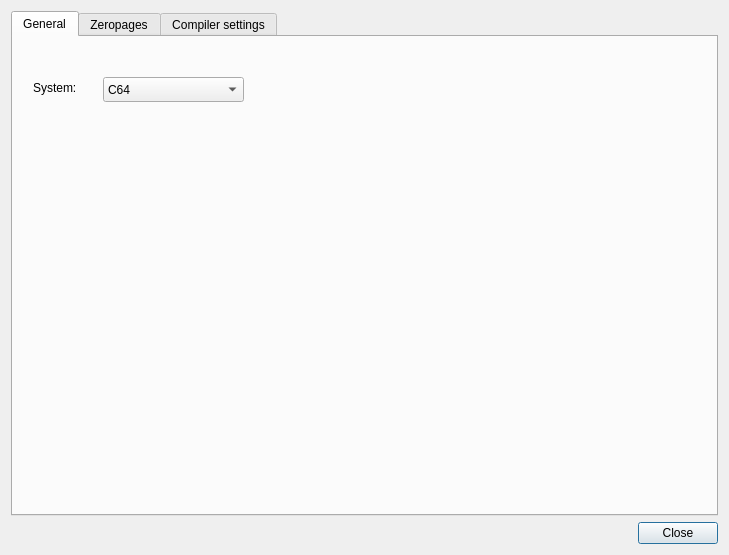
leuat/TRSE, file source/dialogprojectsettings.ui: the form before one commit.
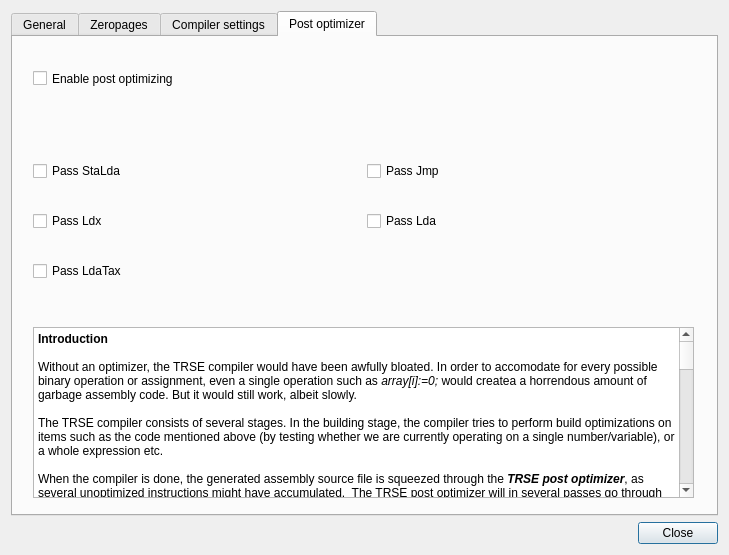
The form after the commit. The open tabs and pages were chosen to show the change.

Diff of the .ui file:
```diff
--- a/source/dialogprojectsettings.ui
+++ b/source/dialogprojectsettings.ui
@@ -308,6 +308,138 @@
          <string>Compiler settings</string>
         </attribute>
        </widget>
+       <widget class="QWidget" name="tab_4">
+        <attribute name="title">
+         <string>Post optimizer</string>
+        </attribute>
+        <widget class="QTextBrowser" name="textBrowser_2">
+         <property name="geometry">
+          <rect>
+           <x>20</x>
+           <y>290</y>
+           <width>661</width>
+           <height>171</height>
+          </rect>
+         </property>
+         <property name="html">
+          <string>&lt;!DOCTYPE HTML PUBLIC &quot;-//W3C//DTD HTML 4.0//EN&quot; &quot;http://www.w3.org/TR/REC-html40/strict.dtd&quot;&gt;
+&lt;html&gt;&lt;head&gt;&lt;meta name=&quot;qrichtext&quot; content=&quot;1&quot; /&gt;&lt;style type=&quot;text/css&quot;&gt;
+p, li { white-space: pre-wrap; }
+&lt;/style&gt;&lt;/head&gt;&lt;body style=&quot; font-family:'Noto Sans'; font-size:9pt; font-weight:400; font-style:normal;&quot;&gt;
+&lt;p style=&quot; margin-top:0px; margin-bottom:0px; margin-left:0px; margin-right:0px; -qt-block-indent:0; text-indent:0px;&quot;&gt;&lt;span style=&quot; font-weight:600;&quot;&gt;Introduction&lt;/span&gt;&lt;/p&gt;
+&lt;p style=&quot;-qt-paragraph-type:empty; margin-top:0px; margin-bottom:0px; margin-left:0px; margin-right:0px; -qt-block-indent:0; text-indent:0px; font-weight:600;&quot;&gt;&lt;br /&gt;&lt;/p&gt;
+&lt;p style=&quot; margin-top:0px; margin-bottom:0px; margin-left:0px; margin-right:0px; -qt-block-indent:0; text-indent:0px;&quot;&gt;Without an optimizer, the TRSE compiler would have been awfully bloated. In order to accomodate for every possible binary operation or assignment, even a single operation such as &lt;span style=&quot; font-style:italic;&quot;&gt;array[i]:=0;&lt;/span&gt; would createa a horrendous amount of garbage assembly code. But it would still work, albeit slowly. &lt;/p&gt;
+&lt;p style=&quot;-qt-paragraph-type:empty; margin-top:0px; margin-bottom:0px; margin-left:0px; margin-right:0px; -qt-block-indent:0; text-indent:0px;&quot;&gt;&lt;br /&gt;&lt;/p&gt;
+&lt;p style=&quot; margin-top:0px; margin-bottom:0px; margin-left:0px; margin-right:0px; -qt-block-indent:0; text-indent:0px;&quot;&gt;The TRSE compiler consists of several stages. In the building stage, the compiler tries to perform build optimizations on items such as the code mentioned above (by testing whether we are currently operating on a single number/variable), or a whole expression etc. &lt;/p&gt;
+&lt;p style=&quot;-qt-paragraph-type:empty; margin-top:0px; margin-bottom:0px; margin-left:0px; margin-right:0px; -qt-block-indent:0; text-indent:0px;&quot;&gt;&lt;br /&gt;&lt;/p&gt;
+&lt;p style=&quot; margin-top:0px; margin-bottom:0px; margin-left:0px; margin-right:0px; -qt-block-indent:0; text-indent:0px;&quot;&gt;When the compiler is done, the generated assembly source file is squeezed through the &lt;span style=&quot; font-weight:600; font-style:italic;&quot;&gt;TRSE post optimizer&lt;/span&gt;, as several unoptimized instructions might have accumulated.  The TRSE post optimizer will in several passes go through the assembly source and try to weed out some of these annoyances. &lt;/p&gt;
+&lt;p style=&quot;-qt-paragraph-type:empty; margin-top:0px; margin-bottom:0px; margin-left:0px; margin-right:0px; -qt-block-indent:0; text-indent:0px;&quot;&gt;&lt;br /&gt;&lt;/p&gt;
+&lt;p style=&quot; margin-top:0px; margin-bottom:0px; margin-left:0px; margin-right:0px; -qt-block-indent:0; text-indent:0px;&quot;&gt;However, since this is all written by someone like me, the post optimizer might sometimes be over-eager and perform actions that will break the code. In this settings tab, you will have the option of removing those passes that might be the culprit.&lt;/p&gt;
+&lt;p style=&quot;-qt-paragraph-type:empty; margin-top:0px; margin-bottom:0px; margin-left:0px; margin-right:0px; -qt-block-indent:0; text-indent:0px;&quot;&gt;&lt;br /&gt;&lt;/p&gt;
+&lt;p style=&quot; margin-top:0px; margin-bottom:0px; margin-left:0px; margin-right:0px; -qt-block-indent:0; text-indent:0px;&quot;&gt;&lt;span style=&quot; font-size:12pt; font-weight:600;&quot;&gt;Explanation&lt;/span&gt;&lt;/p&gt;
+&lt;p style=&quot;-qt-paragraph-type:empty; margin-top:0px; margin-bottom:0px; margin-left:0px; margin-right:0px; -qt-block-indent:0; text-indent:0px; font-size:12pt;&quot;&gt;&lt;br /&gt;&lt;/p&gt;
+&lt;p style=&quot; margin-top:0px; margin-bottom:0px; margin-left:0px; margin-right:0px; -qt-block-indent:0; text-indent:0px;&quot;&gt;&lt;span style=&quot; font-weight:600;&quot;&gt;Pass StaLda&lt;/span&gt;&lt;/p&gt;
+&lt;p style=&quot; margin-top:0px; margin-bottom:0px; margin-left:0px; margin-right:0px; -qt-block-indent:0; text-indent:0px;&quot;&gt;Sometimes, the compiler produces too many &lt;/p&gt;
+&lt;p style=&quot;-qt-paragraph-type:empty; margin-top:0px; margin-bottom:0px; margin-left:0px; margin-right:0px; -qt-block-indent:0; text-indent:0px;&quot;&gt;&lt;br /&gt;&lt;/p&gt;
+&lt;p style=&quot; margin-top:0px; margin-bottom:0px; margin-left:0px; margin-right:0px; -qt-block-indent:0; text-indent:0px;&quot;&gt;lda #0&lt;/p&gt;
+&lt;p style=&quot; margin-top:0px; margin-bottom:0px; margin-left:0px; margin-right:0px; -qt-block-indent:0; text-indent:0px;&quot;&gt;sta i&lt;/p&gt;
+&lt;p style=&quot; margin-top:0px; margin-bottom:0px; margin-left:0px; margin-right:0px; -qt-block-indent:0; text-indent:0px;&quot;&gt;sta i&lt;/p&gt;
+&lt;p style=&quot;-qt-paragraph-type:empty; margin-top:0px; margin-bottom:0px; margin-left:0px; margin-right:0px; -qt-block-indent:0; text-indent:0px;&quot;&gt;&lt;br /&gt;&lt;/p&gt;
+&lt;p style=&quot; margin-top:0px; margin-bottom:0px; margin-left:0px; margin-right:0px; -qt-block-indent:0; text-indent:0px;&quot;&gt;this pass removes the excess &amp;quot;sta&amp;quot;.&lt;/p&gt;
+&lt;p style=&quot;-qt-paragraph-type:empty; margin-top:0px; margin-bottom:0px; margin-left:0px; margin-right:0px; -qt-block-indent:0; text-indent:0px;&quot;&gt;&lt;br /&gt;&lt;/p&gt;
+&lt;p style=&quot; margin-top:0px; margin-bottom:0px; margin-left:0px; margin-right:0px; -qt-block-indent:0; text-indent:0px;&quot;&gt;&lt;span style=&quot; font-weight:600;&quot;&gt;Pass Ldx / Lda&lt;/span&gt;&lt;/p&gt;
+&lt;p style=&quot;-qt-paragraph-type:empty; margin-top:0px; margin-bottom:0px; margin-left:0px; margin-right:0px; -qt-block-indent:0; text-indent:0px; font-weight:600;&quot;&gt;&lt;br /&gt;&lt;/p&gt;
+&lt;p style=&quot; margin-top:0px; margin-bottom:0px; margin-left:0px; margin-right:0px; -qt-block-indent:0; text-indent:0px;&quot;&gt;lda #0&lt;/p&gt;
+&lt;p style=&quot; margin-top:0px; margin-bottom:0px; margin-left:0px; margin-right:0px; -qt-block-indent:0; text-indent:0px;&quot;&gt;sta $D020&lt;/p&gt;
+&lt;p style=&quot; margin-top:0px; margin-bottom:0px; margin-left:0px; margin-right:0px; -qt-block-indent:0; text-indent:0px;&quot;&gt;lda #0&lt;/p&gt;
+&lt;p style=&quot; margin-top:0px; margin-bottom:0px; margin-left:0px; margin-right:0px; -qt-block-indent:0; text-indent:0px;&quot;&gt;sta $D021&lt;/p&gt;
+&lt;p style=&quot;-qt-paragraph-type:empty; margin-top:0px; margin-bottom:0px; margin-left:0px; margin-right:0px; -qt-block-indent:0; text-indent:0px;&quot;&gt;&lt;br /&gt;&lt;/p&gt;
+&lt;p style=&quot; margin-top:0px; margin-bottom:0px; margin-left:0px; margin-right:0px; -qt-block-indent:0; text-indent:0px;&quot;&gt;Tries to remove the excess &amp;quot;lda #0&amp;quot; on line 3 (also on ldy &amp;amp; ldx)&lt;/p&gt;
+&lt;p style=&quot;-qt-paragraph-type:empty; margin-top:0px; margin-bottom:0px; margin-left:0px; margin-right:0px; -qt-block-indent:0; text-indent:0px;&quot;&gt;&lt;br /&gt;&lt;/p&gt;
+&lt;p style=&quot; margin-top:0px; margin-bottom:0px; margin-left:0px; margin-right:0px; -qt-block-indent:0; text-indent:0px;&quot;&gt;&lt;span style=&quot; font-weight:600;&quot;&gt;Pass LdaTax&lt;/span&gt;&lt;/p&gt;
+&lt;p style=&quot; margin-top:0px; margin-bottom:0px; margin-left:0px; margin-right:0px; -qt-block-indent:0; text-indent:0px;&quot;&gt;Due to the nature of the compiler, array indices are used with the x register. However, since we wish to support expressions such as &lt;/p&gt;
+&lt;p style=&quot; margin-top:0px; margin-bottom:0px; margin-left:0px; margin-right:0px; -qt-block-indent:0; text-indent:0px;&quot;&gt; &lt;/p&gt;
+&lt;p style=&quot; margin-top:0px; margin-bottom:0px; margin-left:0px; margin-right:0px; -qt-block-indent:0; text-indent:0px;&quot;&gt; array[i+j*8]&lt;/p&gt;
+&lt;p style=&quot;-qt-paragraph-type:empty; margin-top:0px; margin-bottom:0px; margin-left:0px; margin-right:0px; -qt-block-indent:0; text-indent:0px;&quot;&gt;&lt;br /&gt;&lt;/p&gt;
+&lt;p style=&quot; margin-top:0px; margin-bottom:0px; margin-left:0px; margin-right:0px; -qt-block-indent:0; text-indent:0px;&quot;&gt;we need to *build* the expression within the bracket. The result is stored in &lt;span style=&quot; font-weight:600;&quot;&gt;a, &lt;/span&gt;and then a tax is perfored.&lt;/p&gt;
+&lt;p style=&quot;-qt-paragraph-type:empty; margin-top:0px; margin-bottom:0px; margin-left:0px; margin-right:0px; -qt-block-indent:0; text-indent:0px;&quot;&gt;&lt;br /&gt;&lt;/p&gt;
+&lt;p style=&quot; margin-top:0px; margin-bottom:0px; margin-left:0px; margin-right:0px; -qt-block-indent:0; text-indent:0px;&quot;&gt;However, on several occasions, array[i] is suffucient, and we end up with&lt;/p&gt;
+&lt;p style=&quot;-qt-paragraph-type:empty; margin-top:0px; margin-bottom:0px; margin-left:0px; margin-right:0px; -qt-block-indent:0; text-indent:0px;&quot;&gt;&lt;br /&gt;&lt;/p&gt;
+&lt;p style=&quot; margin-top:0px; margin-bottom:0px; margin-left:0px; margin-right:0px; -qt-block-indent:0; text-indent:0px;&quot;&gt;lda i&lt;/p&gt;
+&lt;p style=&quot; margin-top:0px; margin-bottom:0px; margin-left:0px; margin-right:0px; -qt-block-indent:0; text-indent:0px;&quot;&gt;tax &lt;/p&gt;
+&lt;p style=&quot; margin-top:0px; margin-bottom:0px; margin-left:0px; margin-right:0px; -qt-block-indent:0; text-indent:0px;&quot;&gt;...&lt;/p&gt;
+&lt;p style=&quot; margin-top:0px; margin-bottom:0px; margin-left:0px; margin-right:0px; -qt-block-indent:0; text-indent:0px;&quot;&gt;This pass merges these two instructions into a single &amp;quot;ldx i&amp;quot;&lt;/p&gt;
+&lt;p style=&quot;-qt-paragraph-type:empty; margin-top:0px; margin-bottom:0px; margin-left:0px; margin-right:0px; -qt-block-indent:0; text-indent:0px;&quot;&gt;&lt;br /&gt;&lt;/p&gt;
+&lt;p style=&quot; margin-top:0px; margin-bottom:0px; margin-left:0px; margin-right:0px; -qt-block-indent:0; text-indent:0px;&quot;&gt;&lt;span style=&quot; font-weight:600;&quot;&gt;Pass jmp&lt;/span&gt;&lt;/p&gt;
+&lt;p style=&quot; margin-top:0px; margin-bottom:0px; margin-left:0px; margin-right:0px; -qt-block-indent:0; text-indent:0px;&quot;&gt;With all these conditionals yanking about, the compiler is destined to produce filth like&lt;/p&gt;
+&lt;p style=&quot;-qt-paragraph-type:empty; margin-top:0px; margin-bottom:0px; margin-left:0px; margin-right:0px; -qt-block-indent:0; text-indent:0px;&quot;&gt;&lt;br /&gt;&lt;/p&gt;
+&lt;p style=&quot; margin-top:0px; margin-bottom:0px; margin-left:0px; margin-right:0px; -qt-block-indent:0; text-indent:0px;&quot;&gt;jmp label&lt;/p&gt;
+&lt;p style=&quot; margin-top:0px; margin-bottom:0px; margin-left:0px; margin-right:0px; -qt-block-indent:0; text-indent:0px;&quot;&gt;label:&lt;/p&gt;
+&lt;p style=&quot;-qt-paragraph-type:empty; margin-top:0px; margin-bottom:0px; margin-left:0px; margin-right:0px; -qt-block-indent:0; text-indent:0px;&quot;&gt;&lt;br /&gt;&lt;/p&gt;
+&lt;p style=&quot; margin-top:0px; margin-bottom:0px; margin-left:0px; margin-right:0px; -qt-block-indent:0; text-indent:0px;&quot;&gt;this pass just removes those jumps.&lt;/p&gt;&lt;/body&gt;&lt;/html&gt;</string>
+         </property>
+        </widget>
+        <widget class="QWidget" name="gridLayoutWidget">
+         <property name="geometry">
+          <rect>
+           <x>20</x>
+           <y>100</y>
+           <width>661</width>
+           <height>171</height>
+          </rect>
+         </property>
+         <layout class="QGridLayout" name="gridLayout_2">
+          <item row="1" column="0">
+           <widget class="QCheckBox" name="chkPassLdx">
+            <property name="text">
+             <string>Pass Ldx</string>
+            </property>
+           </widget>
+          </item>
+          <item row="0" column="0">
+           <widget class="QCheckBox" name="chkPassStaLda">
+            <property name="text">
+             <string>Pass StaLda</string>
+            </property>
+           </widget>
+          </item>
+          <item row="2" column="0">
+           <widget class="QCheckBox" name="chkPassLdaTax">
+            <property name="text">
+             <string>Pass LdaTax</string>
+            </property>
+           </widget>
+          </item>
+          <item row="0" column="1">
+           <widget class="QCheckBox" name="chkPassJmp">
+            <property name="text">
+             <string>Pass Jmp</string>
+            </property>
+           </widget>
+          </item>
+          <item row="1" column="1">
+           <widget class="QCheckBox" name="chkPassLda">
+            <property name="text">
+             <string>Pass Lda</string>
+            </property>
+           </widget>
+          </item>
+         </layout>
+        </widget>
+        <widget class="QCheckBox" name="chkPOEnabled">
+         <property name="geometry">
+          <rect>
+           <x>20</x>
+           <y>30</y>
+           <width>659</width>
+           <height>23</height>
+          </rect>
+         </property>
+         <property name="text">
+          <string>Enable post optimizing</string>
+         </property>
+        </widget>
+       </widget>
       </widget>
      </item>
     </layout>
```
Left out of the diff: 15 changed lines with no effect on the pictures.
